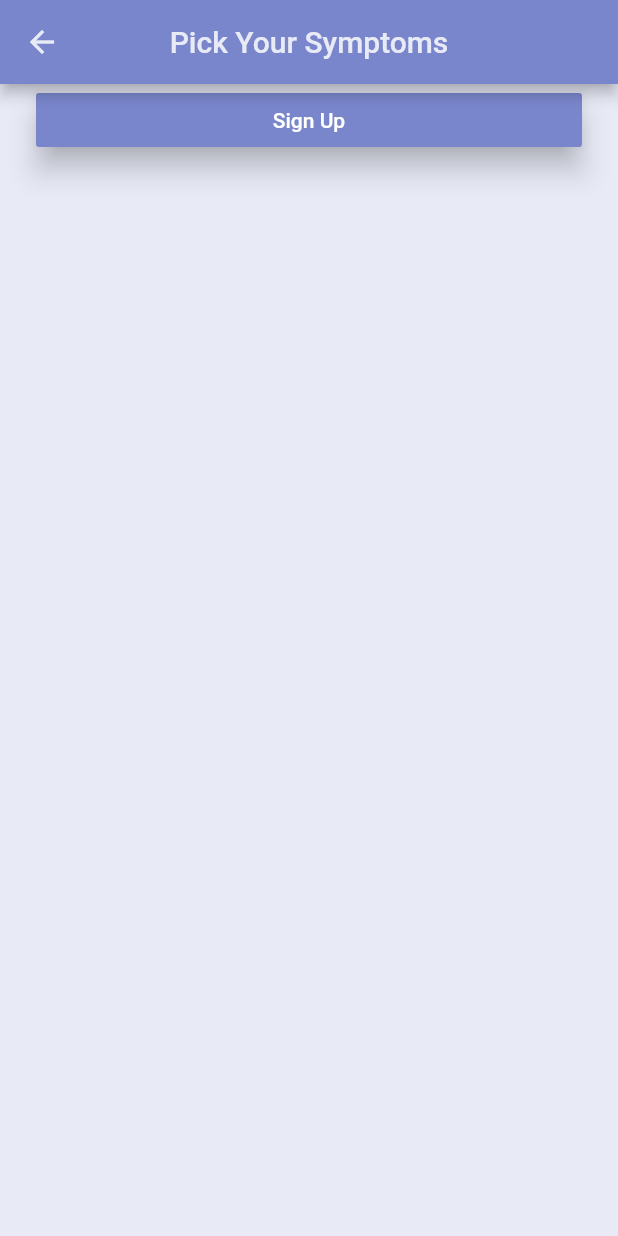
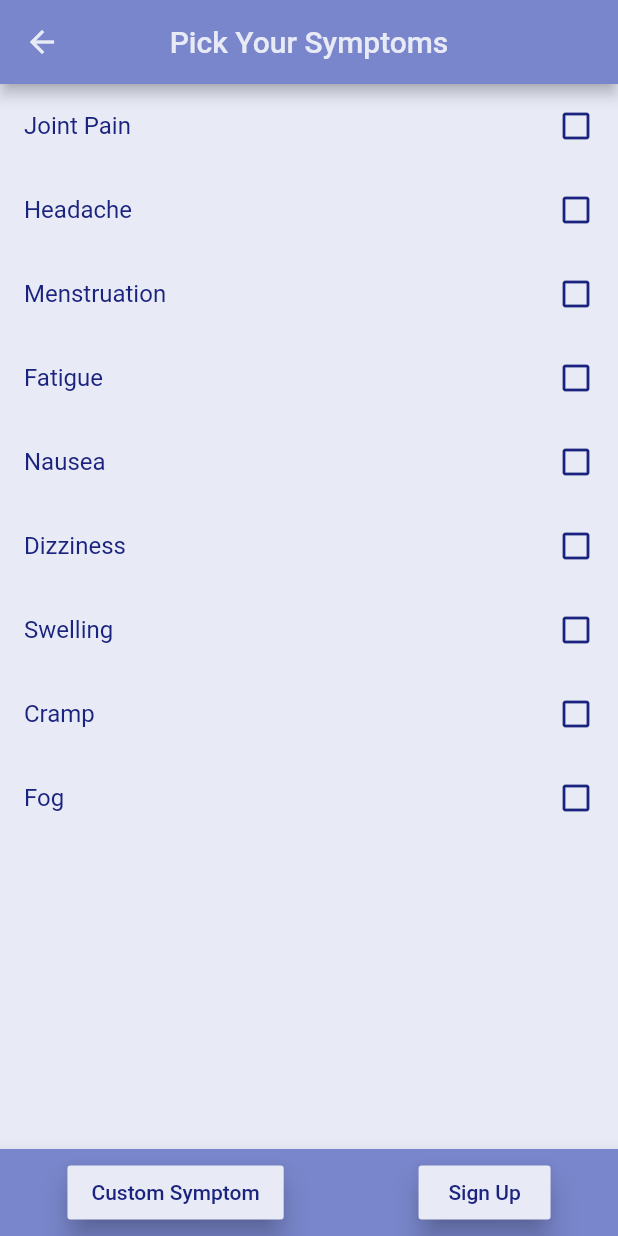
Before and after one commit to gabriella-aguilar/Individual-Project, a Flutter app: the SymptomPickerPage screen opened directly, on a phone screen of 412 x 824 dp. Run offline on Flutter 3.47's test engine with Material 2 defaults, Android fonts, the phone set to English and light mode, and no system bars; Roboto replaces fonts that are missing (Rubik).

Commit message:
Symptom Picker
Symptom list created

```diff
--- a/lib/colors.dart
+++ b/lib/colors.dart
@@ -6,4 +6,5 @@ const backBlue = const Color(0xFFE8EAF6);
 
 const basicText = TextStyle(
   fontSize: 18,
+  color: newBlueAccent
 );
--- a/lib/dummyDate.dart
+++ b/lib/dummyDate.dart
@@ -1,6 +1,6 @@
 import 'package:tracker/symptom.dart';
-List getDummyData(){
-  List starterSymp= [];
+Set getDummyData(){
+  final starterSymp= Set<Symptom>();
   starterSymp.add(new Symptom('Joint Pain', true, true, true, true));
   starterSymp.add(new Symptom('Headache', true, false, true, true));
   starterSymp.add(new Symptom('Menstruation', true, false, false, true));
--- a/lib/home.dart
+++ b/lib/home.dart
@@ -82,8 +82,8 @@ class HomePage extends StatelessWidget {
       ),
     );
 
-    //double heightAB = a.preferredSize.height + 65;
-    final double height = MediaQuery.of(context).size.height - 145;
+    double heightAB = a.preferredSize.height + 90;
+    final double height = MediaQuery.of(context).size.height - heightAB;
     final double cHeight = height * 0.25;
     return Scaffold(
       backgroundColor: backBlue,
--- a/lib/symptomPicker.dart
+++ b/lib/symptomPicker.dart
@@ -1,7 +1,9 @@
 import 'package:flutter/material.dart';
 import 'package:tracker/colors.dart';
+import 'package:tracker/customSymptom.dart';
 import 'package:tracker/home.dart';
 import 'package:tracker/dummyDate.dart';
+import 'package:tracker/symptom.dart';
 import 'dart:async';
 
 class SymptomPickerPage extends StatefulWidget {
@@ -10,7 +12,9 @@ class SymptomPickerPage extends StatefulWidget {
 }
 
 class _SymptomPickerPageState extends State<SymptomPickerPage> {
-  List symptoms = getDummyData();
+  final _symptoms = getDummyData();
+  final _tracking = new Set();
+  Symptom cust;
   @override
   Widget build(BuildContext context) {
     return Scaffold(
@@ -18,9 +22,13 @@ class _SymptomPickerPageState extends State<SymptomPickerPage> {
           leading: Builder(
             builder: (BuildContext context) {
               return IconButton(
-                icon: const Icon(Icons.arrow_back,color: backBlue,),
-                onPressed: () { Navigator.pop(context); },
-
+                icon: const Icon(
+                  Icons.arrow_back,
+                  color: backBlue,
+                ),
+                onPressed: () {
+                  Navigator.pop(context);
+                },
               );
             },
           ),
@@ -32,22 +40,82 @@ class _SymptomPickerPageState extends State<SymptomPickerPage> {
           centerTitle: true,
           backgroundColor: newBlue,
         ),
+        bottomNavigationBar: BottomAppBar(
+          color: newBlue,
+          child:Container(
+            padding: EdgeInsets.only(bottom: 5,top: 5),
+            child:Row(
+            mainAxisAlignment: MainAxisAlignment.spaceAround,
+              children: <Widget>[
+
+            RaisedButton(
+              elevation: 8.0,
+              child: Text('Custom Symptom'),
+              textColor: newBlueAccent,
+              color: backBlue,
+              onPressed: () {
+                _customS(context);
+              },
+            ),
+            RaisedButton(
+              elevation: 8.0,
+              child: Text('Sign Up'),
+              textColor: newBlueAccent,
+              color: backBlue,
+              onPressed: () {
+                Navigator.push(context,
+                    MaterialPageRoute(builder: (context) => HomePage()));
+              },
+            ),
+          ]),
+        )),
         body: SafeArea(
           child: ListView(
-            padding: EdgeInsets.symmetric(horizontal: 24.0),
-            children: <Widget>[
-              RaisedButton(
-                elevation: 8.0,
-                child: Text('Sign Up'),
-                textColor: Colors.white,
-                color: newBlue,
-                onPressed: () {
-                  Navigator.pop(context);
-                  Navigator.push(context,MaterialPageRoute(builder: (context)=>HomePage()));},
-              ),
-              SizedBox(height: 50.0),
-            ],
-          ),
+              children: _listBuilder()
+          )
         ));
   }
+
+  _customS (BuildContext context) async {
+     cust = await Navigator.push(
+      context,
+      MaterialPageRoute(builder: (context) => CustomSymptomPage()),
+    );
+
+     setState(() {
+       _symptoms.add(cust);
+       _tracking.add(cust);
+     });
+     cust = null;
+
+  }
+
+
+  List _listBuilder(){
+    List <ListTile> tiles = new List<ListTile>();
+    for(Symptom s in _symptoms){
+      tiles.add(_buildRow(s));
+    }
+    return tiles;
+  }
+
+  Widget _buildRow(Symptom s) {
+    final alreadySaved = _tracking.contains(s);
+    return ListTile(
+      title: Text(s.getName()),
+      trailing: Icon(
+        alreadySaved ? Icons.check_box_rounded : Icons.check_box_outline_blank,
+        color: newBlueAccent ,
+      ),
+      onTap: (){
+        setState(() {
+          if(alreadySaved){
+            _tracking.remove(s);
+          }else{
+            _tracking.add(s);
+          }
+        });
+      },
+    );
+  }
 }
```
Also changed, not shown: lib/customSymptom.dart (added, +142 -0 lines), lib/signup.dart (+6 -1 lines).
